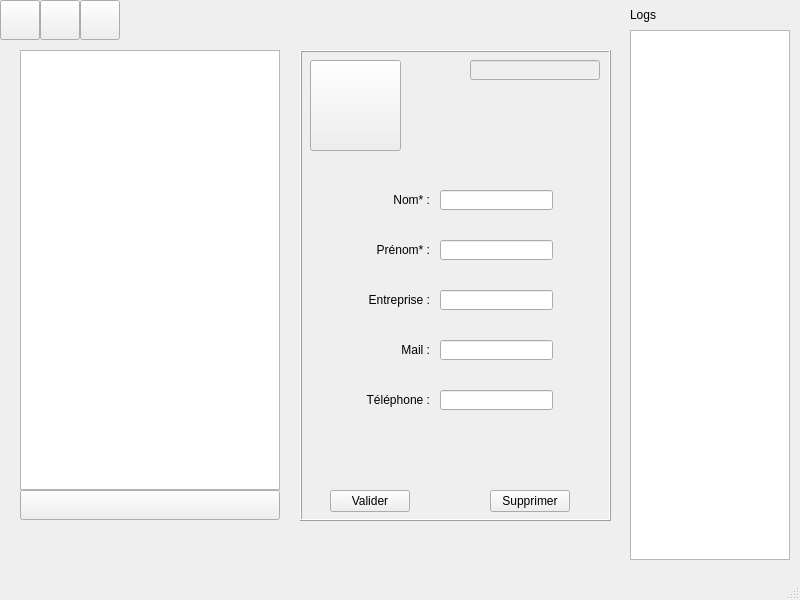
First picture: the form in CDAA-R/IHM/mainwindow.ui, repository samlach2222/ProjetCDAA-R, before the edit.
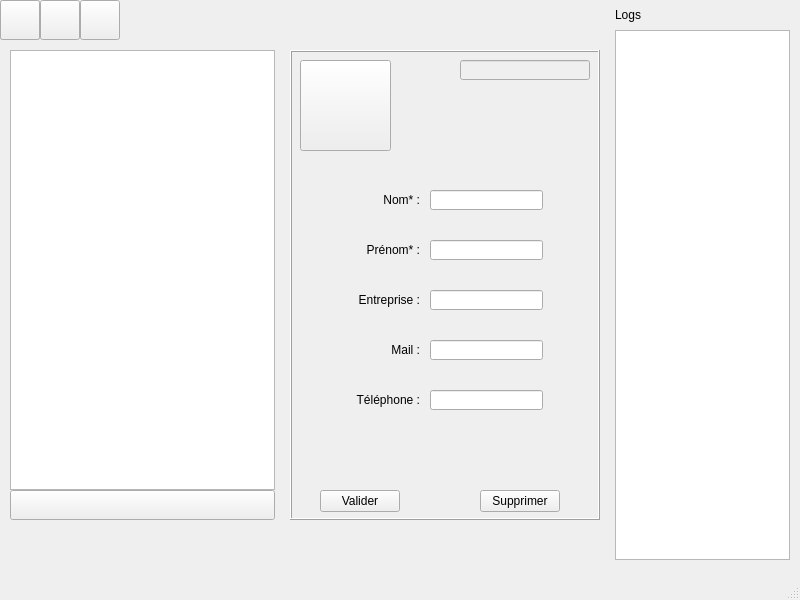
Second picture: the form after the edit. Icons and pictures are not drawn.

Commit message: Réagence le MainWindow pour des logs sans scroll horizontal

Patch:
```diff
--- a/CDAA-R/IHM/mainwindow.ui
+++ b/CDAA-R/IHM/mainwindow.ui
@@ -21,9 +21,9 @@
    <widget class="QListWidget" name="ContactList">
     <property name="geometry">
      <rect>
-      <x>20</x>
+      <x>10</x>
       <y>50</y>
-      <width>260</width>
+      <width>265</width>
       <height>440</height>
      </rect>
     </property>
@@ -31,9 +31,9 @@
    <widget class="QListView" name="LogsList">
     <property name="geometry">
      <rect>
-      <x>630</x>
+      <x>615</x>
       <y>30</y>
-      <width>160</width>
+      <width>175</width>
       <height>530</height>
      </rect>
     </property>
@@ -41,9 +41,9 @@
    <widget class="QPushButton" name="BAddContact">
     <property name="geometry">
      <rect>
-      <x>20</x>
+      <x>10</x>
       <y>490</y>
-      <width>260</width>
+      <width>265</width>
       <height>30</height>
      </rect>
     </property>
@@ -57,9 +57,9 @@
    <widget class="QLabel" name="LabelLogs">
     <property name="geometry">
      <rect>
-      <x>630</x>
+      <x>615</x>
       <y>0</y>
-      <width>150</width>
+      <width>160</width>
       <height>30</height>
      </rect>
     </property>
@@ -136,10 +136,10 @@
    <widget class="QFrame" name="frameEditContact">
     <property name="geometry">
      <rect>
-      <x>300</x>
+      <x>290</x>
       <y>50</y>
-      <width>311</width>
-      <height>471</height>
+      <width>310</width>
+      <height>470</height>
      </rect>
     </property>
     <property name="frameShape">
```
